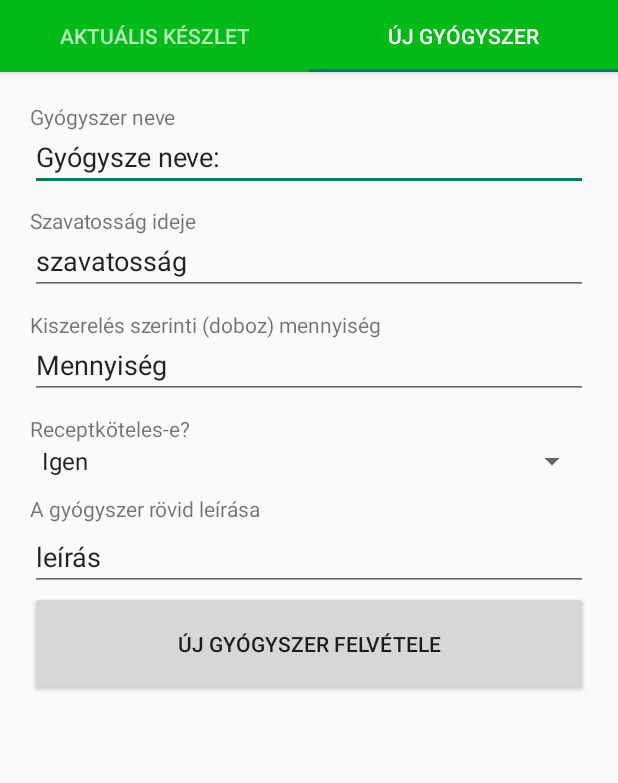
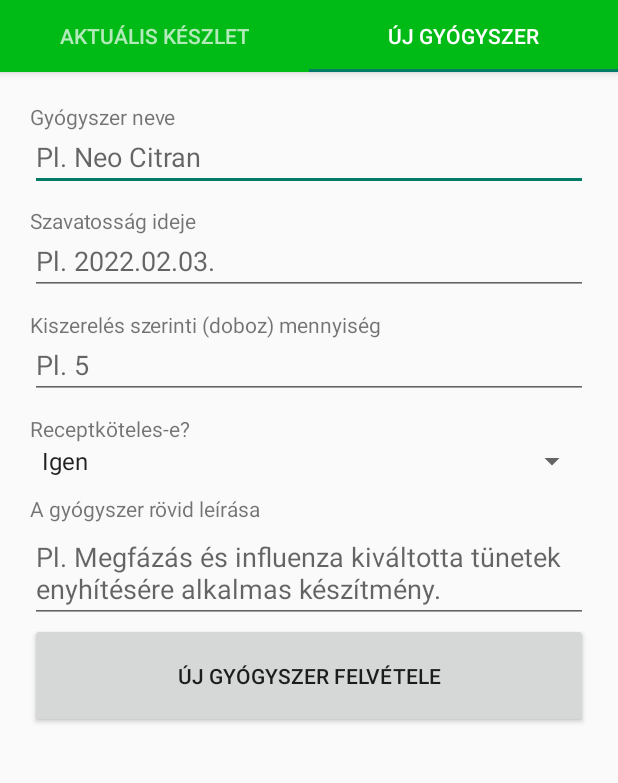
Before and after one commit to borbastibor/HomePatika, an Android app: the screen it shows after launch (MainActivity), tab 2 chosen, on a phone screen of 412 x 824 dp, the part 89-872 px from its top. Run offline under Robolectric (Android 15) with nearby library versions, the light colour scheme and no system bars.

Commit message:
modosit_layout-on placeholderek beszúrása.

```diff
--- a/app/src/main/res/layout/modosit_layout.xml
+++ b/app/src/main/res/layout/modosit_layout.xml
@@ -38,8 +38,8 @@
         android:layout_width="match_parent"
         android:layout_height="40dp"
         android:gravity="center_vertical"
-        android:inputType="text"
-        android:text="Gyógysze neve:" />
+        android:hint="Pl. Neo Citran"
+        android:inputType="text" />
 
     <TextView
         android:id="@+id/labelGyogyszerSzavatossaga"
@@ -52,8 +52,8 @@
         android:id="@+id/gyogyszerSzavatossaga"
         android:layout_width="match_parent"
         android:layout_height="40dp"
-        android:inputType="text"
-        android:text="szavatosság" />
+        android:hint="Pl. 2022.02.03."
+        android:inputType="text" />
 
     <TextView
         android:id="@+id/labelGyogyszerMennyisege"
@@ -66,8 +66,8 @@
         android:id="@+id/gyogyszerMennyisege"
         android:layout_width="match_parent"
         android:layout_height="40dp"
-        android:inputType="number"
-        android:text="Mennyiség" />
+        android:hint="Pl. 5"
+        android:inputType="number" />
 
     <TextView
         android:id="@+id/labelGyogyszerReceptes"
@@ -92,12 +92,12 @@
     <EditText
         android:id="@+id/gyogyszerLeirasa"
         android:layout_width="match_parent"
-        android:layout_height ="wrap_content"
+        android:layout_height="wrap_content"
         android:gravity="clip_vertical"
+        android:hint="Pl. Megfázás és influenza kiváltotta tünetek enyhítésére alkalmas készítmény."
         android:inputType="textMultiLine"
         android:scrollHorizontally="false"
-        android:singleLine="false"
-        android:text="leírás" />
+        android:singleLine="false" />
 
     <Button
         android:id="@+id/gyogyszerModositasGomb"
```
